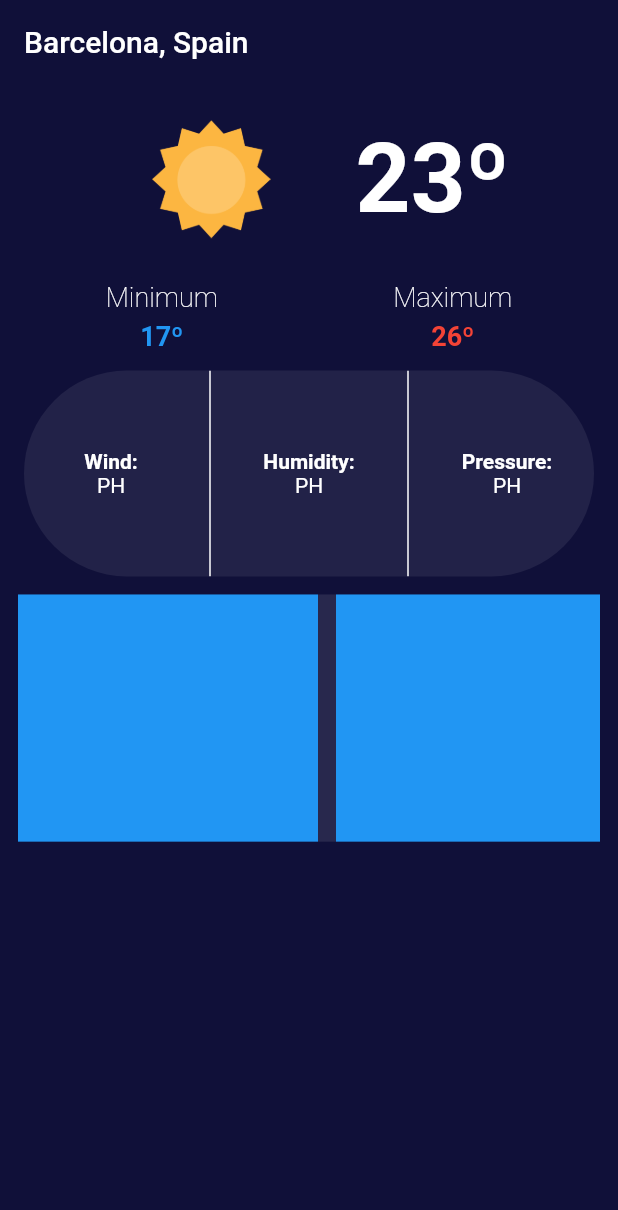
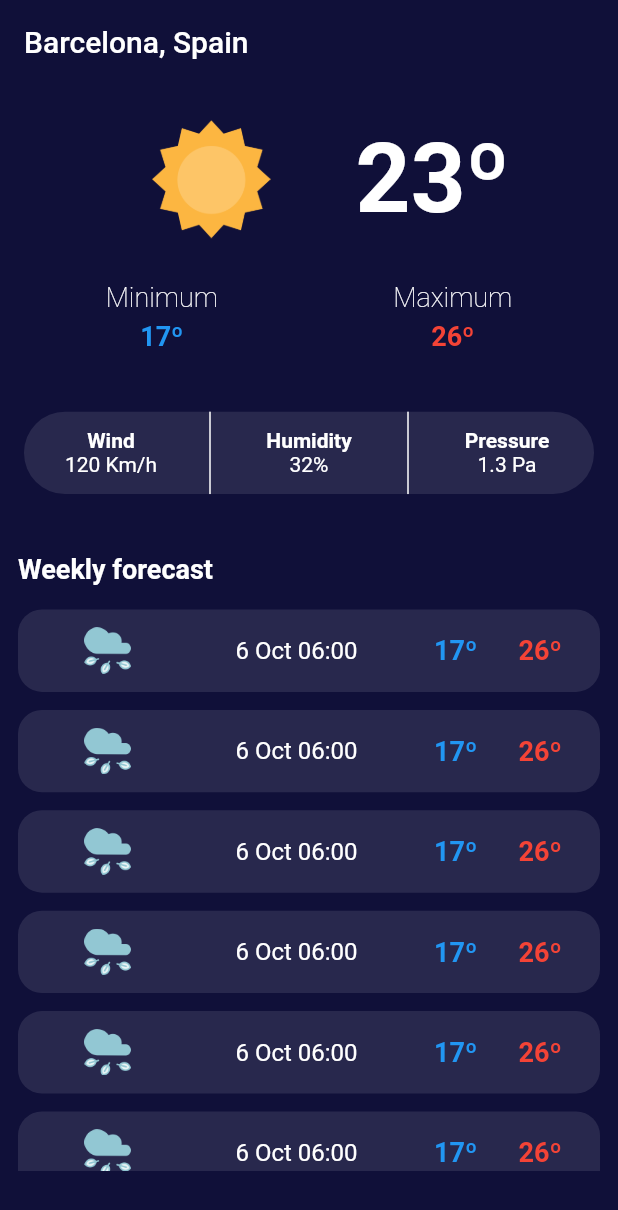
Before and after one commit to danimr99/flutter-weather-app, a Flutter app: the screen it shows after launch, on a phone screen of 412 x 824 dp. Shown: the top 1210 px of the screen. Run offline on Flutter 3.47's test engine with Material 2 defaults, Android fonts, the phone set to English and light mode, and no system bars.

Commit message:
Static UI finished

```diff
--- a/lib/components/forecast.dart
+++ b/lib/components/forecast.dart
@@ -1,6 +1,7 @@
 import 'package:flutter/material.dart';
 import 'package:flutter_weather_app/constants/layout.dart';
 
+import '../constants/typography.dart';
 import 'forecast_item.dart';
 
 class Forecast extends StatelessWidget {
@@ -10,25 +11,33 @@ class Forecast extends StatelessWidget {
   Widget build(BuildContext context) {
     return Padding(
       padding: const EdgeInsets.all(kPaddingAll),
-      child: SizedBox(
+      child: Column(
+        mainAxisAlignment: MainAxisAlignment.spaceAround,
+        crossAxisAlignment: CrossAxisAlignment.start,
+        children: [
+          const Text(
+            "Weekly forecast",
+            style: kSectionTitle,
+          ),
+          SizedBox(
+            height: MediaQuery.of(context).size.height / 50,
+          ),
+          SizedBox(
             width: MediaQuery.of(context).size.width,
-        height: MediaQuery.of(context).size.height / 5,
+            height: MediaQuery.of(context).size.height / 2.2,
             child: ListView.separated(
-          scrollDirection: Axis.horizontal,
-          itemCount: 10,
+              itemCount: 14,
               separatorBuilder: (BuildContext context, int index) {
-            return ForecastItem();
+                return const SizedBox(
+                  height: kThicknessDivider,
+                );
               },
               itemBuilder: (BuildContext context, int index) {
-            return SizedBox(
-              width: 200,
-              height: 100,
-              child: Container(
-                color: Colors.blue,
-              ),
-            );
+                return const ForecastItem();
               },
             ),
+          ),
+        ],
       ),
     );
   }
--- a/lib/components/forecast_item.dart
+++ b/lib/components/forecast_item.dart
@@ -1,5 +1,8 @@
 import 'package:flutter/material.dart';
-import 'package:flutter_weather_app/constants/layout.dart';
+import 'package:flutter_weather_app/components/weather_image.dart';
+
+import '../constants/layout.dart';
+import '../constants/typography.dart';
 
 class ForecastItem extends StatelessWidget {
   const ForecastItem({
@@ -9,10 +12,47 @@ class ForecastItem extends StatelessWidget {
   @override
   Widget build(BuildContext context) {
     return SizedBox(
-      height: MediaQuery.of(context).size.height,
-      width: kThicknessDivider,
+      width: MediaQuery.of(context).size.width,
+      height: MediaQuery.of(context).size.height / 15,
       child: Container(
-          color: Colors.white.withOpacity(0.1)
+        decoration: BoxDecoration(
+          color: Colors.white.withOpacity(0.1),
+          borderRadius: BorderRadius.circular(kRoundedCornerRadius),
+        ),
+        child: Row(
+          mainAxisAlignment: MainAxisAlignment.spaceAround,
+          children: [
+            WeatherImage(
+              width: MediaQuery.of(context).size.width / 6,
+              height: MediaQuery.of(context).size.height,
+              image: "assets/images/windy.png",
+            ),
+            const Text(
+              "6 Oct 06:00",
+              style: kForecastDatetime,
+            ),
+            Row(
+              mainAxisAlignment: MainAxisAlignment.spaceBetween,
+              children: [
+                Text(
+                  "17º",
+                  style: kCurrentEdgeTemperature.copyWith(
+                      color: Colors.blue
+                  ),
+                ),
+                SizedBox(
+                  width: MediaQuery.of(context).size.width / 15,
+                ),
+                Text(
+                  "26º",
+                  style: kCurrentEdgeTemperature.copyWith(
+                      color: Colors.red
+                  ),
+                ),
+              ],
+            ),
+          ],
+        ),
       ),
     );
   }
--- /dev/null
+++ b/lib/components/weather_detail_item.dart
@@ -0,0 +1,37 @@
+import 'package:flutter/material.dart';
+
+class WeatherDetailItem extends StatelessWidget {
+  const WeatherDetailItem({
+    Key? key,
+    required this.title,
+    required this.value,
+  }) : super(key: key);
+
+  final String title;
+  final String value;
+
+  @override
+  Widget build(BuildContext context) {
+    return Expanded(
+      child: Column(
+        mainAxisAlignment: MainAxisAlignment.center,
+        crossAxisAlignment: CrossAxisAlignment.center,
+        children: [
+          Text(
+            title,
+            style: const TextStyle(
+              fontWeight: FontWeight.bold,
+              color: Colors.white,
+            ),
+          ),
+          Text(
+            value,
+            style: const TextStyle(
+              color: Colors.white,
+            ),
+          ),
+        ],
+      ),
+    );
+  }
+}
--- a/lib/components/weather_details.dart
+++ b/lib/components/weather_details.dart
@@ -1,4 +1,5 @@
 import 'package:flutter/material.dart';
+import 'package:flutter_weather_app/components/weather_detail_item.dart';
 import 'package:flutter_weather_app/constants/layout.dart';
 
 class WeatherDetails extends StatelessWidget {
@@ -8,50 +9,38 @@ class WeatherDetails extends StatelessWidget {
   Widget build(BuildContext context) {
     return SizedBox(
       width: MediaQuery.of(context).size.width - kHorizontalMargin,
-      height: MediaQuery.of(context).size.height / 6,
+      height: MediaQuery.of(context).size.height / 15,
       child: Container(
         decoration: BoxDecoration(
-            color: const Color.fromARGB(19, 255, 255, 255),
-            borderRadius: BorderRadius.circular(1000),
+          color: Colors.white.withOpacity(0.1),
+          borderRadius: BorderRadius.circular(64),
         ),
-          child: ClipRRect(
-            borderRadius: BorderRadius.circular(100),
         child: Row(
           mainAxisSize: MainAxisSize.max,
-              children: <Widget>[
-                //TODO: add units to every widget
-                _accessoryWidget(context, "Wind:", "PH", Colors.transparent),
-                const VerticalDivider(thickness: 1, color: Colors.white),
-                _accessoryWidget(context, "Humidity:", "PH", Colors.transparent),
-                const VerticalDivider(thickness: 1, color: Colors.white),
-                _accessoryWidget(context, "Pressure:", "PH", Colors.transparent),
+          children: const <Widget>[
+            WeatherDetailItem(
+              title: "Wind",
+              value: "120 Km/h",
+            ),
+            VerticalDivider(
+              thickness: 1,
+              color: Colors.white,
+            ),
+            WeatherDetailItem(
+              title: "Humidity",
+              value: "32%",
+            ),
+            VerticalDivider(
+              thickness: 1,
+              color: Colors.white,
+            ),
+            WeatherDetailItem(
+              title: "Pressure",
+              value: "1.3 Pa",
+            ),
           ],
         ),
-          )),
-    );
-  }
-
-  _accessoryWidget(
-      BuildContext context, String title, String value, Color color) {
-    return Expanded(
-      child: Container(
-          color: color,
-          height: MediaQuery.of(context).size.height / 6,
-          child: Column(
-            mainAxisAlignment: MainAxisAlignment.center,
-            crossAxisAlignment: CrossAxisAlignment.center,
-            children: [
-              Text(
-                title,
-                style: const TextStyle(
-                    fontWeight: FontWeight.bold, color: Colors.white),
       ),
-              Text(
-                value,
-                style: const TextStyle(color: Colors.white),
-              ),
-            ],
-          )),
     );
   }
 }
--- a/lib/constants/layout.dart
+++ b/lib/constants/layout.dart
@@ -1,4 +1,4 @@
 const kHorizontalMargin = 32.0;
-const kRoundedCornerRadius = 24.0;
+const kRoundedCornerRadius = 16.0;
 const kPaddingAll = 12.0;
 const kThicknessDivider = 12.0;
--- a/lib/constants/typography.dart
+++ b/lib/constants/typography.dart
@@ -17,3 +17,15 @@ const kCurrentEdgeTemperature = TextStyle(
   color: Colors.white,
   fontWeight: FontWeight.bold,
 );
+
+const kSectionTitle = TextStyle(
+  fontSize: 18,
+  color: Colors.white,
+  fontWeight: FontWeight.w700,
+);
+
+const kForecastDatetime = TextStyle(
+  fontSize: 16,
+  color: Colors.white,
+  fontWeight: FontWeight.w400,
+);
--- a/lib/pages/home.dart
+++ b/lib/pages/home.dart
@@ -26,12 +26,21 @@ class _HomePageState extends State<HomePage> {
         elevation: 0,
         backgroundColor: Colors.transparent,
       ),
-      body: Column(
-        children: const [
-          WeatherInfo(),
-          WeatherDetails(),
-          Forecast(),
-        ],
+      body: SingleChildScrollView(
+        physics: const NeverScrollableScrollPhysics(),
+        child: Column(
+          children: [
+            const WeatherInfo(),
+            SizedBox(
+              height: MediaQuery.of(context).size.height / 30,
+            ),
+            const WeatherDetails(),
+            SizedBox(
+              height: MediaQuery.of(context).size.height / 30,
+            ),
+            const Forecast(),
+          ],
+        ),
       ),
     );
   }
```
Lines whose indentation alone changed are shown as unchanged.
